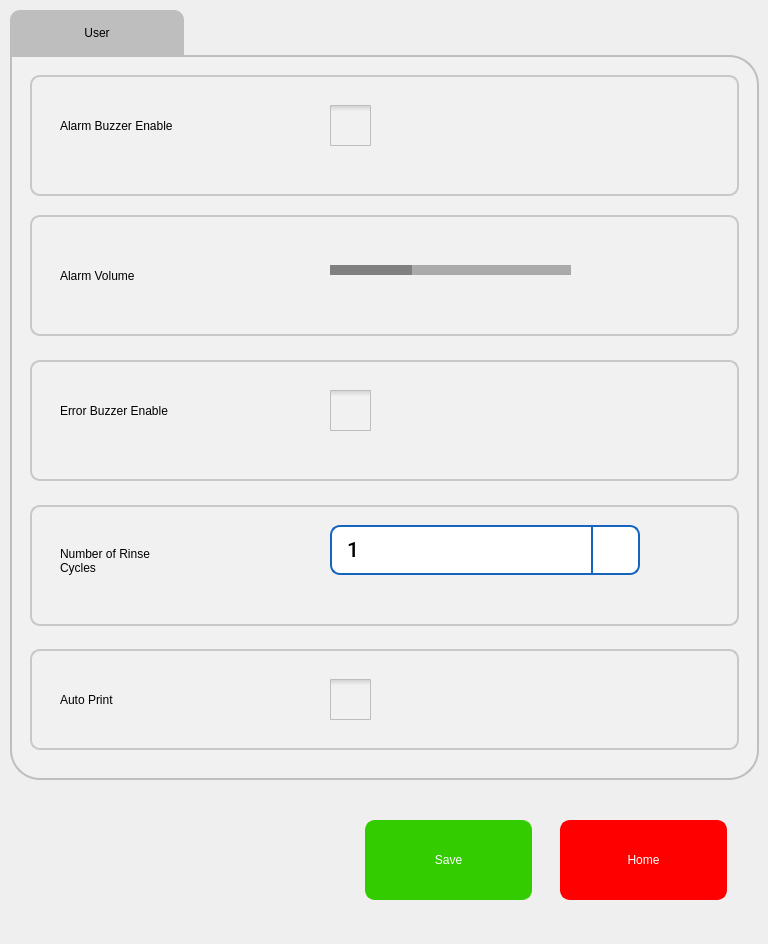
Above: pApp-22-June-2021/susersetup.ui from ChandraMVE/PSSC_QT_Development before the change. Below: the same form after it.
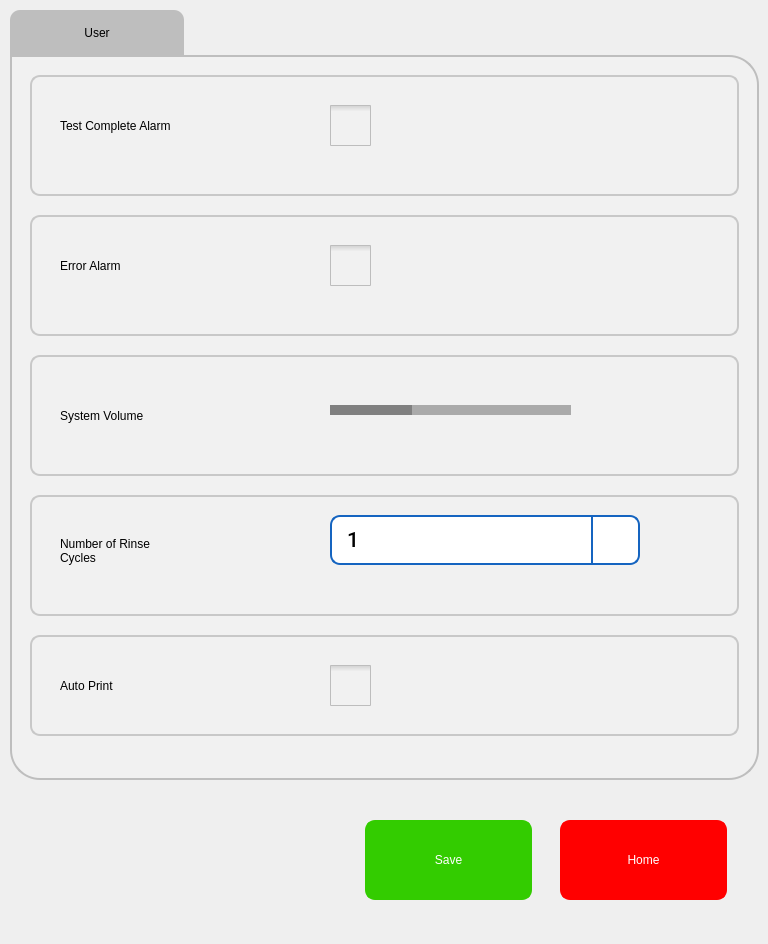
That is the form after the change. Icons and pictures are not drawn.

What changed in the file:
```diff
--- a/pApp-22-June-2021/susersetup.ui
+++ b/pApp-22-June-2021/susersetup.ui
@@ -246,7 +246,7 @@
       <property name="geometry">
        <rect>
         <x>20</x>
-        <y>160</y>
+        <y>300</y>
         <width>709</width>
         <height>121</height>
        </rect>
@@ -281,7 +281,7 @@
 font: 75 18pt &quot;Roboto Medium&quot;;</string>
        </property>
        <property name="text">
-        <string>Alarm Volume</string>
+        <string>System Volume</string>
        </property>
       </widget>
       <widget class="QSlider" name="hsAlarmVolme">
@@ -349,7 +349,7 @@
       <property name="geometry">
        <rect>
         <x>20</x>
-        <y>305</y>
+        <y>160</y>
         <width>709</width>
         <height>121</height>
        </rect>
@@ -445,7 +445,7 @@
 font: 75 18pt &quot;Roboto Medium&quot;;</string>
        </property>
        <property name="text">
-        <string>Error Buzzer Enable</string>
+        <string>Error Alarm</string>
        </property>
       </widget>
      </widget>
@@ -453,7 +453,7 @@
       <property name="geometry">
        <rect>
         <x>20</x>
-        <y>450</y>
+        <y>440</y>
         <width>709</width>
         <height>121</height>
        </rect>
@@ -665,7 +665,7 @@
       <property name="geometry">
        <rect>
         <x>20</x>
-        <y>594</y>
+        <y>580</y>
         <width>709</width>
         <height>101</height>
        </rect>
@@ -865,7 +865,7 @@
 font: 75 18pt &quot;Roboto Medium&quot;;</string>
        </property>
        <property name="text">
-        <string>Alarm Buzzer Enable</string>
+        <string>Test Complete Alarm</string>
        </property>
       </widget>
      </widget>
```
